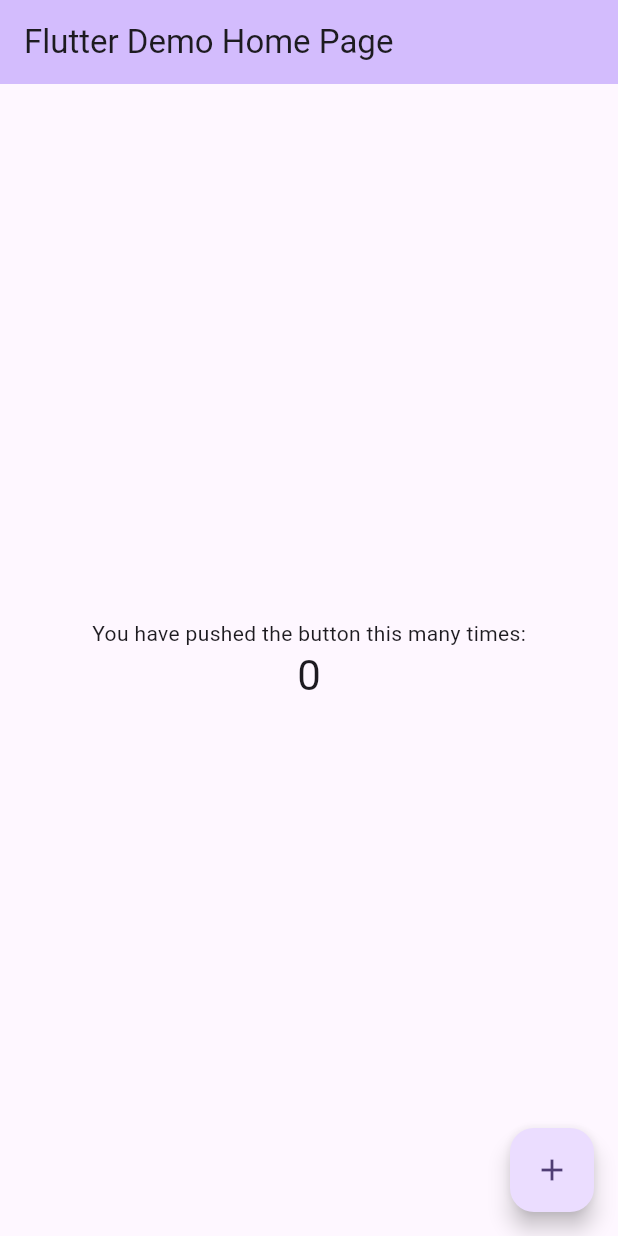
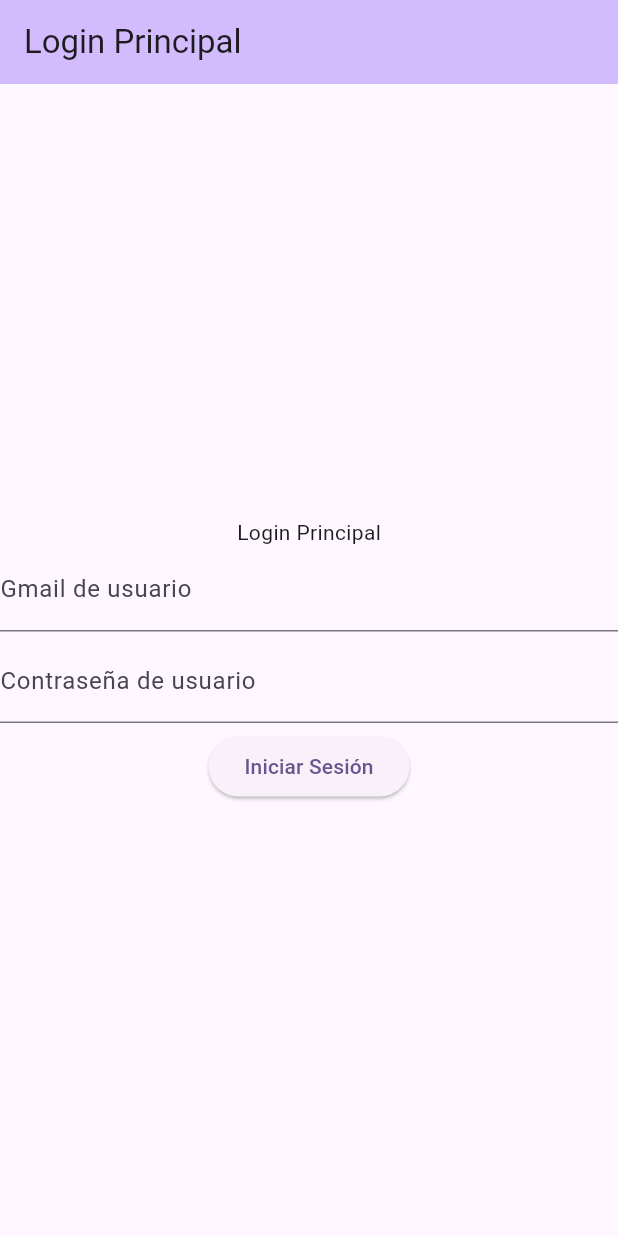
Before and after one commit to ReylinLantigua/PruebaLogin, a Flutter app: the screen it shows after launch, on a phone screen of 412 x 824 dp. Run offline on Flutter 3.47's test engine with Material 3 defaults, Android fonts, the phone set to English and light mode, and no system bars.

Commit message:
Your message

```diff
--- a/lib/Login.dart
+++ b/lib/Login.dart
@@ -0,0 +1,79 @@
+import 'package:applogin/main.dart';
+import 'package:flutter/material.dart';
+
+class MyLogin extends StatefulWidget {
+  const MyLogin({super.key, required this.title});
+
+
+  final String title;
+
+  @override
+  State<MyLogin> createState() => _MyLoginPageState();
+}
+
+class _MyLoginPageState extends State<MyLogin> {
+
+  final _email = TextEditingController();
+  final _pass = TextEditingController();
+
+  // ignore: unused_element
+  void _login(){
+    String email = _email.text;
+    String pass = _pass.text;
+
+    if (email == "rey@gmail.com" && pass == "1234") {
+      Navigator.pushReplacement(context, MaterialPageRoute(builder: (context) => MyHomePage(title: "Home",)));
+    } else {
+      ScaffoldMessenger.of(context).showSnackBar(SnackBar(content: Text("Credenciales Incorrectas")));
+    }
+  }
+
+
+  @override
+  Widget build(BuildContext context) {
+    return Scaffold(
+      appBar: AppBar(
+        backgroundColor:  Theme.of(context).colorScheme.inversePrimary,
+        title: Text(widget.title),
+      ),
+      body: Center(
+        child: Column(
+          mainAxisAlignment: MainAxisAlignment.center,
+          children: [
+            const Text("Login Principal"),
+            TextFormField(
+              controller: _email,
+              decoration: InputDecoration(labelText: "Gmail de usuario"),
+              keyboardType: TextInputType.emailAddress,
+              validator: (value){
+                if (value == null || value.isEmpty ) {
+                  return "Ingrese un correo";
+                }
+                return null;
+              },
+            ),
+            SizedBox(height: 5),
+
+            TextFormField(
+              controller: _pass,
+              decoration: InputDecoration(labelText: "Contraseña de usuario"),
+              obscureText: true,
+
+              validator: (value){
+                if (value == null || value.isEmpty ) {
+                  return "Ingrese su contraseña";
+                }
+                return null;
+              },
+            ),
+            SizedBox(height: 5),
+
+            ElevatedButton(
+              onPressed: _login,
+              child: Text("Iniciar Sesión"))
+          ],
+        ),
+      ),
+    );
+  }
+}
--- a/lib/main.dart
+++ b/lib/main.dart
@@ -1,3 +1,4 @@
+import 'package:applogin/Login.dart';
 import 'package:flutter/material.dart';
 
 void main() {
@@ -11,41 +12,17 @@ class MyApp extends StatelessWidget {
   @override
   Widget build(BuildContext context) {
     return MaterialApp(
-      title: 'Flutter Demo',
+      title: 'Login',
       theme: ThemeData(
-        // This is the theme of your application.
-        //
-        // TRY THIS: Try running your application with "flutter run". You'll see
-        // the application has a purple toolbar. Then, without quitting the app,
-        // try changing the seedColor in the colorScheme below to Colors.green
-        // and then invoke "hot reload" (save your changes or press the "hot
-        // reload" button in a Flutter-supported IDE, or press "r" if you used
-        // the command line to start the app).
-        //
-        // Notice that the counter didn't reset back to zero; the application
-        // state is not lost during the reload. To reset the state, use hot
-        // restart instead.
-        //
-        // This works for code too, not just values: Most code changes can be
-        // tested with just a hot reload.
         colorScheme: ColorScheme.fromSeed(seedColor: Colors.deepPurple),
       ),
-      home: const MyHomePage(title: 'Flutter Demo Home Page'),
+      home: const MyLogin(title: 'Login Principal'),
     );
   }
 }
 
 class MyHomePage extends StatefulWidget {
   const MyHomePage({super.key, required this.title});
-
-  // This widget is the home page of your application. It is stateful, meaning
-  // that it has a State object (defined below) that contains fields that affect
-  // how it looks.
-
-  // This class is the configuration for the state. It holds the values (in this
-  // case the title) provided by the parent (in this case the App widget) and
-  // used by the build method of the State. Fields in a Widget subclass are
-  // always marked "final".
 
   final String title;
 
@@ -54,69 +31,20 @@ class MyHomePage extends StatefulWidget {
 }
 
 class _MyHomePageState extends State<MyHomePage> {
-  int _counter = 0;
-
-  void _incrementCounter() {
-    setState(() {
-      // This call to setState tells the Flutter framework that something has
-      // changed in this State, which causes it to rerun the build method below
-      // so that the display can reflect the updated values. If we changed
-      // _counter without calling setState(), then the build method would not be
-      // called again, and so nothing would appear to happen.
-      _counter++;
-    });
-  }
-
   @override
   Widget build(BuildContext context) {
-    // This method is rerun every time setState is called, for instance as done
-    // by the _incrementCounter method above.
-    //
-    // The Flutter framework has been optimized to make rerunning build methods
-    // fast, so that you can just rebuild anything that needs updating rather
-    // than having to individually change instances of widgets.
     return Scaffold(
       appBar: AppBar(
-        // TRY THIS: Try changing the color here to a specific color (to
-        // Colors.amber, perhaps?) and trigger a hot reload to see the AppBar
-        // change color while the other colors stay the same.
         backgroundColor: Theme.of(context).colorScheme.inversePrimary,
-        // Here we take the value from the MyHomePage object that was created by
-        // the App.build method, and use it to set our appbar title.
+
         title: Text(widget.title),
       ),
       body: Center(
-        // Center is a layout widget. It takes a single child and positions it
-        // in the middle of the parent.
         child: Column(
-          // Column is also a layout widget. It takes a list of children and
-          // arranges them vertically. By default, it sizes itself to fit its
-          // children horizontally, and tries to be as tall as its parent.
-          //
-          // Column has various properties to control how it sizes itself and
-          // how it positions its children. Here we use mainAxisAlignment to
-          // center the children vertically; the main axis here is the vertical
-          // axis because Columns are vertical (the cross axis would be
-          // horizontal).
-          //
-          // TRY THIS: Invoke "debug painting" (choose the "Toggle Debug Paint"
-          // action in the IDE, or press "p" in the console), to see the
-          // wireframe for each widget.
           mainAxisAlignment: MainAxisAlignment.center,
-          children: <Widget>[
-            const Text('You have pushed the button this many times:'),
-            Text(
-              '$_counter',
-              style: Theme.of(context).textTheme.headlineMedium,
-            ),
-          ],
+          children: <Widget>[const Text('Bienvenido')],
         ),
       ),
-      floatingActionButton: FloatingActionButton(
-        onPressed: _incrementCounter,
-        tooltip: 'Increment',
-        child: const Icon(Icons.add),
-      ), // This trailing comma makes auto-formatting nicer for build methods.
     );
   }
 }
```
